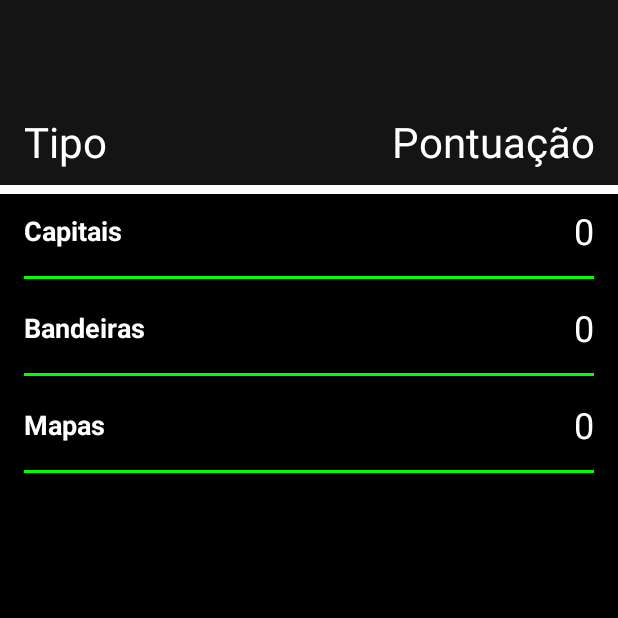
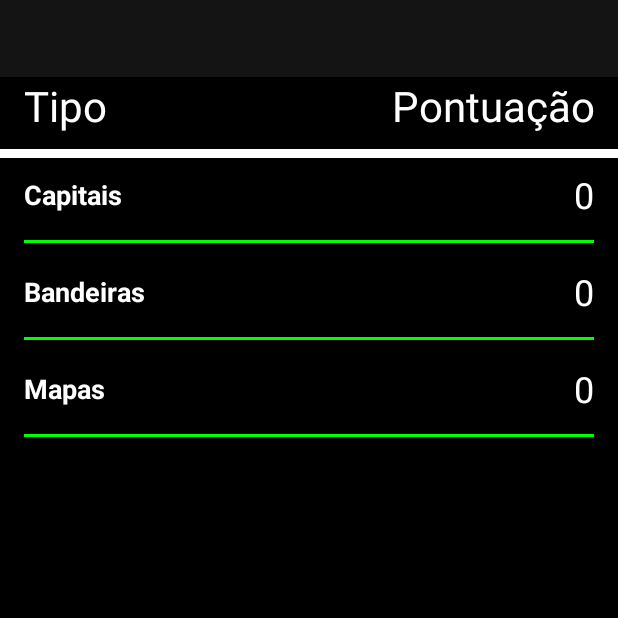
Before and after one commit to pedromoreirareis/geoQuiz, an Android app: the DetailActivity screen opened directly, with no data from a screen before it, on a phone screen of 412 x 824 dp, the top half of it. Run offline under Robolectric (Android 15) with nearby library versions, the phone set to English and light mode, and no system bars.

Commit message:
Melhora da perfomance

```diff
--- a/app/src/main/res/drawable/bg_quantity_play.xml
+++ b/app/src/main/res/drawable/bg_quantity_play.xml
@@ -10,7 +10,7 @@
                 android:width="4dp"
                 android:color="@color/colorWhite" />
 
-            <solid android:color="@color/colorPrimary" />
+            <solid android:color="@color/colorBackground" />
         </shape>
 
     </item>
--- a/app/src/main/res/drawable/bg_score_play.xml
+++ b/app/src/main/res/drawable/bg_score_play.xml
@@ -10,7 +10,7 @@
                 android:width="4dp"
                 android:color="@color/colorWhite" />
 
-            <solid android:color="@color/colorPrimary" />
+            <solid android:color="@color/colorBackground" />
         </shape>
 
     </item>
--- a/app/src/main/res/drawable/bg_text.xml
+++ b/app/src/main/res/drawable/bg_text.xml
@@ -7,7 +7,7 @@
         android:top="-6dp">
 
         <shape android:shape="rectangle">
-            <solid android:color="@color/colorPrimary" />
+            <solid android:color="@color/colorBackground" />
 
             <stroke
                 android:width="6dp"
--- a/app/src/main/res/layout/activity_detail.xml
+++ b/app/src/main/res/layout/activity_detail.xml
@@ -17,8 +17,8 @@
         android:gravity="center"
         android:maxLines="1"
         android:paddingStart="16dp"
-        android:paddingTop="16dp"
-        android:paddingEnd="8dp"
+        android:paddingTop="8dp"
+        android:paddingEnd="16dp"
         android:textColor="@color/colorFont"
         android:textSize="32sp"
         app:layout_constraintEnd_toEndOf="parent"
@@ -34,7 +34,9 @@
         android:background="@drawable/bg_text"
         android:elevation="@dimen/elevationDefault"
         android:gravity="start|center_vertical"
-        android:padding="16dp"
+        android:paddingStart="16dp"
+        android:paddingEnd="16dp"
+        android:paddingBottom="16dp"
         android:text="@string/text_detail_type"
         android:textColor="@color/colorFont"
         android:textSize="28sp"
@@ -51,7 +53,9 @@
         android:background="@drawable/bg_text"
         android:elevation="@dimen/elevationDefault"
         android:gravity="end|center_vertical"
-        android:padding="16dp"
+        android:paddingStart="16dp"
+        android:paddingEnd="16dp"
+        android:paddingBottom="16dp"
         android:text="@string/text_detail_score"
         android:textColor="@color/colorFont"
         android:textSize="28sp"
--- a/app/src/main/res/layout/activity_done.xml
+++ b/app/src/main/res/layout/activity_done.xml
@@ -11,7 +11,7 @@
         android:id="@+id/tv_done_category"
         android:layout_width="0dp"
         android:layout_height="wrap_content"
-        android:background="@color/colorPrimary"
+        android:background="@color/colorBackground"
         android:elevation="@dimen/elevationDefault"
         android:ellipsize="end"
         android:gravity="center"
@@ -33,7 +33,9 @@
         android:background="@drawable/bg_text"
         android:elevation="@dimen/elevationDefault"
         android:gravity="center"
-        android:padding="8dp"
+        android:paddingStart="8dp"
+        android:paddingEnd="8dp"
+        android:paddingBottom="8dp"
         android:textColor="@color/colorFont"
         android:textSize="28sp"
         app:layout_constraintEnd_toEndOf="@+id/tv_done_category"
--- a/app/src/main/res/layout/activity_play.xml
+++ b/app/src/main/res/layout/activity_play.xml
@@ -39,8 +39,8 @@
         android:id="@+id/tv_play_title"
         android:layout_width="0dp"
         android:layout_height="wrap_content"
+        android:elevation="@dimen/elevationDefault"
         android:background="@drawable/bg_text"
-        android:elevation="@dimen/elevationDefault"
         android:ellipsize="end"
         android:gravity="start|center_vertical"
         android:maxLines="6"
--- a/app/src/main/res/values/colors.xml
+++ b/app/src/main/res/values/colors.xml
@@ -15,7 +15,7 @@
     <color name="colorButton">#0044ff</color>
     <color name="colorFont">#FFFFFF</color>
 
-    <color name="colorBackground">#e01417e6</color>
+    <color name="colorBackground">#000000</color>
     <color name="colorBackgroundTransparent">#00ffffff</color>
     <color name="colorBackgroundScoreTotal">#605f5f</color>
     <color name="colorBackgroundCategoryText">#63332f2f</color>
--- a/app/src/main/res/values/styles.xml
+++ b/app/src/main/res/values/styles.xml
@@ -6,7 +6,7 @@
         <item name="colorAccent">@color/colorAccent</item>
 
         <!-- Cor do background em todas as activitys -->
-        <item name="android:background">@color/colorBlack</item>
+        <item name="android:background">@color/colorBackground</item>
 
         <!-- Resolve problema de renderização do bottomNavigation api 28 -->
         <item name="bottomNavigationStyle">@style/Widget.Design.BottomNavigationView</item>
```
